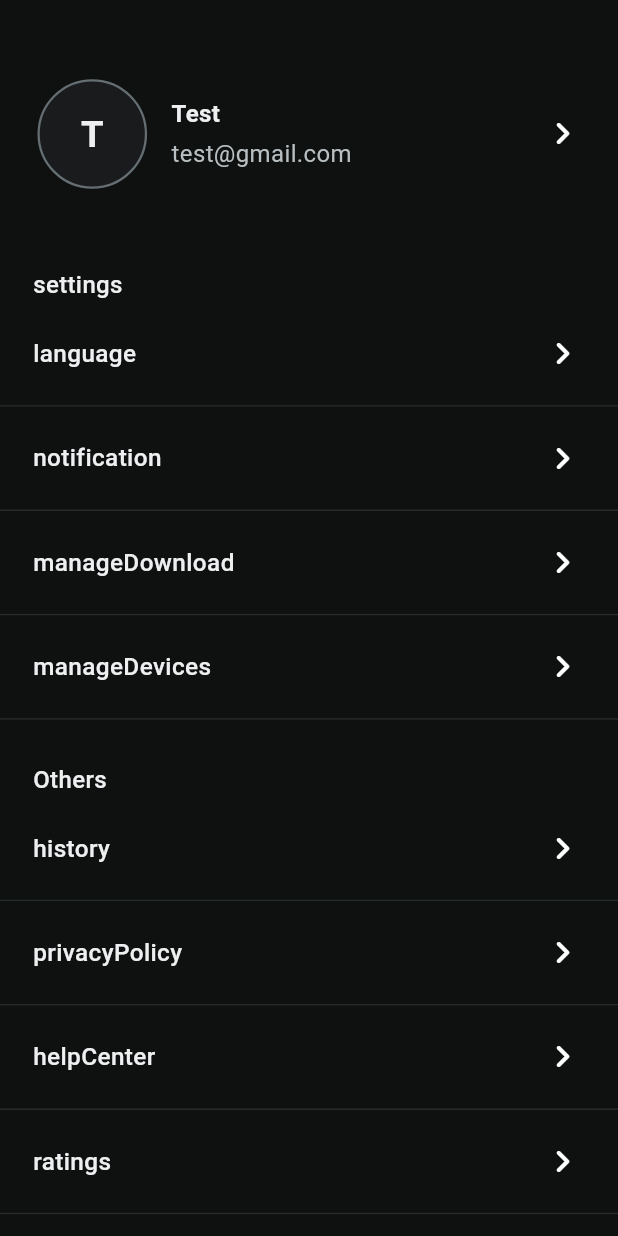
After one commit to Samir-Sattarov/Movie-Zone, a Flutter app: the ProfileScreen screen opened directly, on a phone screen of 412 x 824 dp. The commit adds this screen. Run offline on Flutter 3.47's test engine with Material 3 defaults, Android fonts, the phone set to English and light mode, and no system bars; our stand-ins replace animate_do, another_flushbar, bloc, cloud_firestore, dartz, delayed_display and 15 more; missing offline and left inert: navigator_scope; accounts and stored records are empty; Roboto replaces fonts that are missing (SF Pro Display).

Commit message:
Added profile screen

```diff
--- a/lib/features/main/presentation/screens/main_screen.dart
+++ b/lib/features/main/presentation/screens/main_screen.dart
@@ -16,6 +16,7 @@ import '../../../../locator/locator.dart';
 import '../../../auth/presentation/cubit/auth/auth_cubit.dart';
 import '../../../auth/presentation/screens/on_boarding_screen.dart';
 import '../../domain/entities/movie_entity.dart';
+import 'profile_screen.dart';
 
 class MainScreen extends StatefulWidget {
   static route() => MaterialPageRoute(builder: (context) => const MainScreen());
@@ -32,9 +33,7 @@ class _MainScreenState extends State<MainScreen> {
     const HomeScreen(),
     const SearchScreen(),
     const LibraryScreen(),
-    const BrandDetailScreen(
-        logoUrl:
-            "https://i.pinimg.com/564x/6e/44/d8/6e44d8091bbce3113a6b5ea1af6b7bff.jpg"),
+    const ProfileScreen(),
   ];
 
   @override
--- /dev/null
+++ b/lib/features/main/presentation/screens/profile_screen.dart
@@ -0,0 +1,107 @@
+import 'package:easy_localization/easy_localization.dart';
+import 'package:flutter/material.dart';
+import 'package:flutter_screenutil/flutter_screenutil.dart';
+import 'package:movie_zone/features/auth/domain/entities/user_entity.dart';
+import 'package:movie_zone/features/main/presentation/widget/profile_user_widget.dart';
+
+import '../widget/profile_item_widget.dart';
+
+class ProfileScreen extends StatelessWidget {
+  const ProfileScreen({Key? key}) : super(key: key);
+
+  @override
+  Widget build(BuildContext context) {
+    const user = UserEntity(
+      id: "",
+      email: "test@gmail.com",
+      name: "Test",
+      phone: "+998937246024",
+      watchedMovies: [],
+    );
+    return Scaffold(
+      body: ListView(
+        physics: const ClampingScrollPhysics(),
+        // crossAxisAlignment: CrossAxisAlignment.start,
+        children: [
+          SizedBox(height: 52.h),
+          Padding(
+            padding: EdgeInsets.symmetric(horizontal: 20.w),
+            child:   ProfileUserWidget(user: user, onTap: () {  },),
+          ),
+          SizedBox(height: 52.h),
+          _categoryWidget("settings"),
+          ProfileItemWidget(
+            title: 'language',
+            onTap: () {},
+          ),
+          ProfileItemWidget(
+            title: 'notification',
+            onTap: () {},
+          ),
+          ProfileItemWidget(
+            title: 'manageDownload',
+            onTap: () {},
+          ),
+          ProfileItemWidget(
+            title: 'manageDevices',
+            onTap: () {},
+          ),
+          SizedBox(height: 28.h),
+          _categoryWidget("Others"),
+          ProfileItemWidget(
+            title: 'history',
+            onTap: () {},
+          ),
+          ProfileItemWidget(
+            title: 'privacyPolicy',
+            onTap: () {},
+          ),
+          ProfileItemWidget(
+            title: 'helpCenter',
+            onTap: () {},
+          ),
+          ProfileItemWidget(
+            title: 'ratings',
+            onTap: () {},
+          ),
+          SizedBox(height: 28.h),
+          ProfileItemWidget(
+            withUnderline: false,
+            prefix: const Icon(Icons.exit_to_app, color: Colors.white),
+            title: 'logOut',
+            onTap: () {},
+          ),
+          SizedBox(height: 16.h),
+          Padding(
+            padding: EdgeInsets.symmetric(horizontal: 20.w),
+            child: const Text(
+              "Version: 1.0",
+              style: TextStyle(
+                color: Color(0xFFB9BFC1),
+                fontSize: 16,
+                fontFamily: 'SF Pro Display',
+                fontWeight: FontWeight.w500,
+              ),
+            ),
+          ),
+          SizedBox(height: 16.h),
+        ],
+      ),
+    );
+  }
+
+  _categoryWidget(String title) {
+    return Padding(
+      padding: EdgeInsets.symmetric(horizontal: 20.w),
+      child: Text(
+        title.tr(),
+        style: const TextStyle(
+          color: Color(0xFFEEEFF0),
+          fontSize: 16,
+          fontFamily: 'SF Pro Display',
+          fontWeight: FontWeight.w500,
+        ),
+      ),
+    );
+  }
+}
--- /dev/null
+++ b/lib/features/main/presentation/widget/profile_item_widget.dart
@@ -0,0 +1,53 @@
+import 'package:flutter/material.dart';
+import 'package:flutter_screenutil/flutter_screenutil.dart';
+
+class ProfileItemWidget extends StatelessWidget {
+  final String title;
+  final Function() onTap;
+  final Widget? prefix;
+  final bool withUnderline;
+  const ProfileItemWidget({Key? key, required this.title, required this.onTap, this.prefix,   this.withUnderline  = true})
+      : super(key: key);
+
+  @override
+  Widget build(BuildContext context) {
+    return Material(
+      color: Colors.transparent,
+      child: InkWell(
+        onTap: onTap,
+        child: Ink(
+          padding: EdgeInsets.symmetric(vertical: 19.h,horizontal: 20.w),
+          decoration:   BoxDecoration(
+            border:  withUnderline ? const Border(
+              bottom: BorderSide(
+                width: 1,
+                color: Color(0xff272B2C),
+              ),
+            ) : null,
+          ),
+          child: Row(
+            children: [
+              if(prefix != null)  prefix!,
+              if(prefix != null)  SizedBox(width: 6.w),
+              Text(
+                title,
+                style:  TextStyle(
+                  color: const Color(0xFFEEEFF0),
+                  fontSize: 16.sp,
+                  fontFamily: 'SF Pro Display',
+                  fontWeight: FontWeight.w500,
+                ),
+              ),
+              const Spacer(),
+              const Icon(
+                Icons.chevron_right_rounded,
+                color: Colors.white,
+                size: 30,
+              ),
+            ],
+          ),
+        ),
+      ),
+    );
+  }
+}
--- /dev/null
+++ b/lib/features/main/presentation/widget/profile_user_widget.dart
@@ -0,0 +1,79 @@
+import 'package:flutter/material.dart';
+import 'package:flutter_screenutil/flutter_screenutil.dart';
+
+import '../../../auth/domain/entities/user_entity.dart';
+
+class ProfileUserWidget extends StatelessWidget {
+  final UserEntity user;
+  final Function() onTap;
+  const ProfileUserWidget({Key? key, required this.user, required this.onTap})
+      : super(key: key);
+
+  @override
+  Widget build(BuildContext context) {
+    return GestureDetector(
+      onTap: onTap,
+      child: Container(
+        height: 72.h,
+        child: Row(
+          crossAxisAlignment: CrossAxisAlignment.center,
+          mainAxisAlignment: MainAxisAlignment.start,
+          children: [
+            Container(
+              height: 72.h,
+              width: 72.w,
+              decoration: BoxDecoration(
+                  border:
+                      Border.all(color: const Color(0xff656E72), width: 1.5),
+                  shape: BoxShape.circle,
+                  color: const Color(0xff191B1C)),
+              child: Center(
+                child: Text(
+                  user.name[0].toUpperCase(),
+                  style: TextStyle(
+                    color: const Color(0xFFEEEFF0),
+                    fontSize: 24.sp,
+                    fontFamily: 'SF Pro Display',
+                    fontWeight: FontWeight.w700,
+                  ),
+                ),
+              ),
+            ),
+            SizedBox(width: 12.w),
+            Column(
+              crossAxisAlignment: CrossAxisAlignment.start,
+              mainAxisAlignment: MainAxisAlignment.center,
+              children: [
+                Text(
+                  user.name,
+                  style: const TextStyle(
+                    color: Color(0xFFEEEFF0),
+                    fontSize: 16,
+                    fontFamily: 'SF Pro Display',
+                    fontWeight: FontWeight.w700,
+                  ),
+                ),
+                SizedBox(height: 4.h),
+                Text(
+                  user.email,
+                  style: const TextStyle(
+                    color: Color(0xFFB9BFC1),
+                    fontSize: 16,
+                    fontFamily: 'SF Pro Display',
+                    fontWeight: FontWeight.w400,
+                  ),
+                ),
+              ],
+            ),
+            const Spacer(),
+            const Icon(
+              Icons.chevron_right_rounded,
+              color: Colors.white,
+              size: 30,
+            ),
+          ],
+        ),
+      ),
+    );
+  }
+}
```
